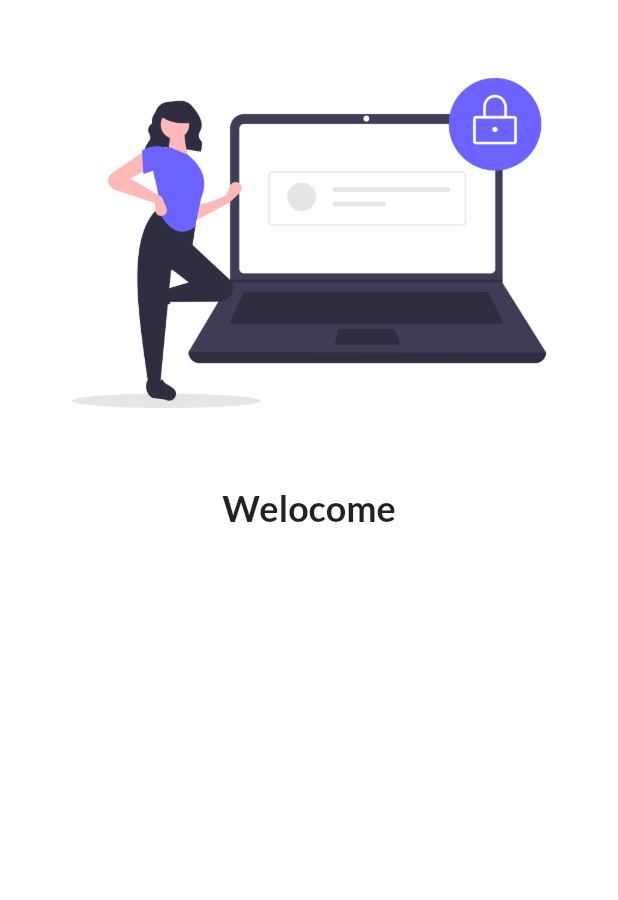
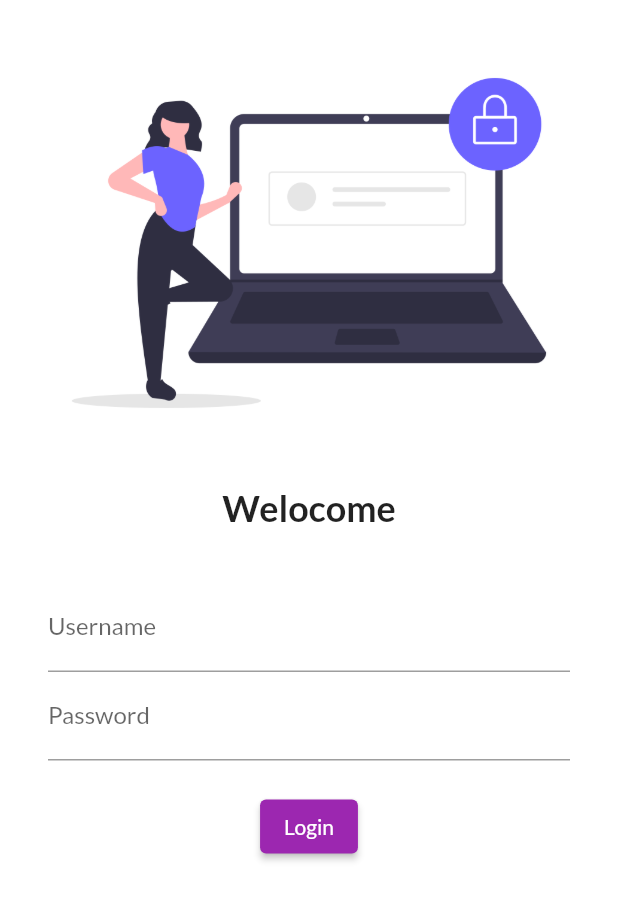
Before and after one commit to aqeeb421/flutter30days, a Flutter app: the screen it shows after launch, on a phone screen of 412 x 824 dp. Shown: the top 900 px of the screen. Run offline on Flutter 3.47's test engine with Material 2 defaults, Android fonts, the phone set to English and light mode, and no system bars; our stand-ins replace google_fonts.

Commit message:
day4 completed

```diff
--- a/lib/pages/login_page.dart
+++ b/lib/pages/login_page.dart
@@ -7,6 +7,7 @@ class LoginPage extends StatelessWidget {
   Widget build(BuildContext context) {
     return Material(
         color: Colors.white,
+        child: SingleChildScrollView(
           child: Center(
             child: Column(
               children: [
@@ -27,7 +28,33 @@ class LoginPage extends StatelessWidget {
                 SizedBox(
                   height: 20,
                 ),
+                Padding(
+                  padding: const EdgeInsets.symmetric(
+                      vertical: 16.0, horizontal: 32.0),
+                  child: Column(
+                    children: [
+                      TextFormField(
+                        decoration: InputDecoration(
+                            hintText: "Enter userName", labelText: "Username"),
+                      ),
+                      TextFormField(
+                        obscureText: true,
+                        decoration: InputDecoration(
+                            hintText: "Enter password", labelText: "Password"),
+                      ),
+                      SizedBox(
+                        height: 20,
+                      ),
+                      ElevatedButton(
+                          onPressed: () {
+                            print("hi clicked me");
+                          },
+                          child: Text("Login"))
                     ],
+                  ),
+                )
+              ],
+            ),
           ),
         ));
   }
```
Lines whose indentation alone changed are shown as unchanged.
